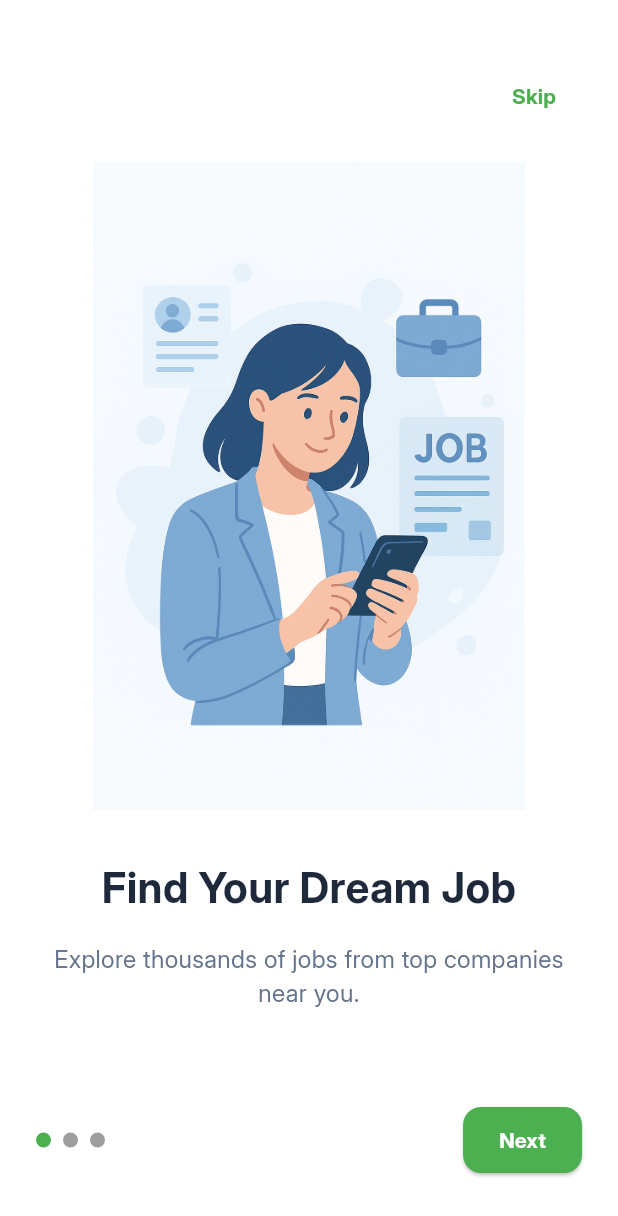
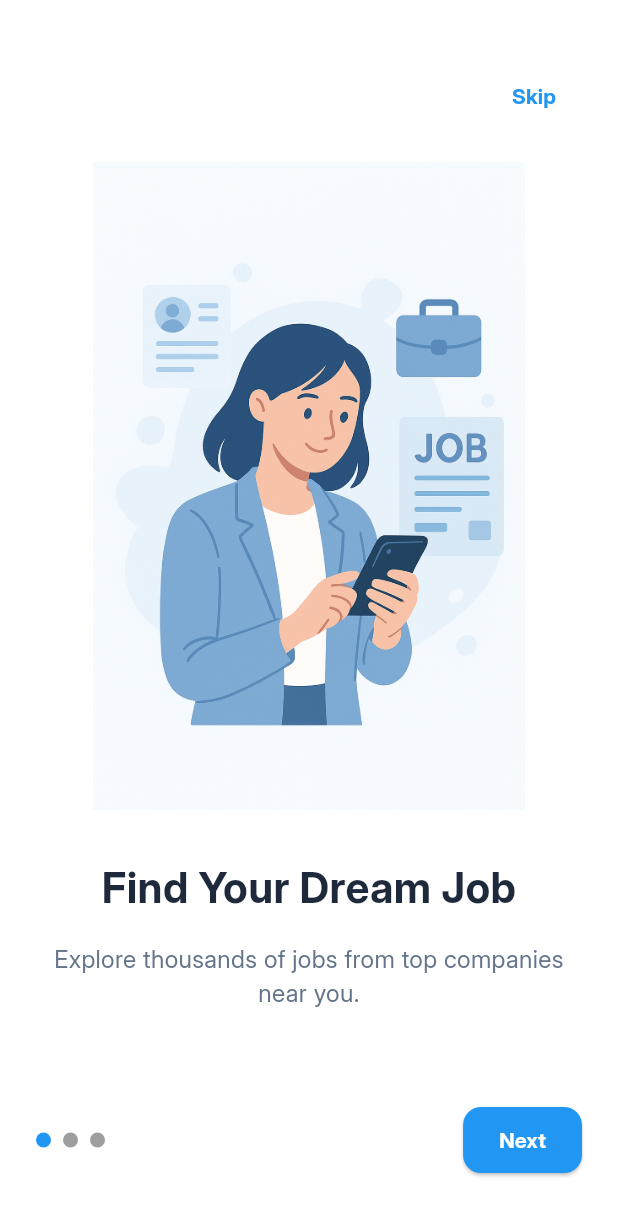
Before and after one commit to Yogesh25900/jobmitra_flutter, a Flutter app: the screen it shows after launch, on a phone screen of 412 x 824 dp. Shown: the top 1216 px of the screen. Run offline on Flutter 3.47's test engine with Material 3 defaults, Android fonts, the light colour scheme and no system bars; drawn by our look-alikes of smooth_page_indicator; our stand-ins replace font_awesome_flutter.

Commit message:
sprint2 complete

```diff
--- a/lib/app.dart
+++ b/lib/app.dart
@@ -10,7 +10,7 @@ class App extends StatelessWidget {
     return MaterialApp(
       debugShowCheckedModeBanner: false,
       home: SplashScreen(),
-      theme: AppTheme.green,
+      theme: AppTheme.light,
     );
   }
 }
```
